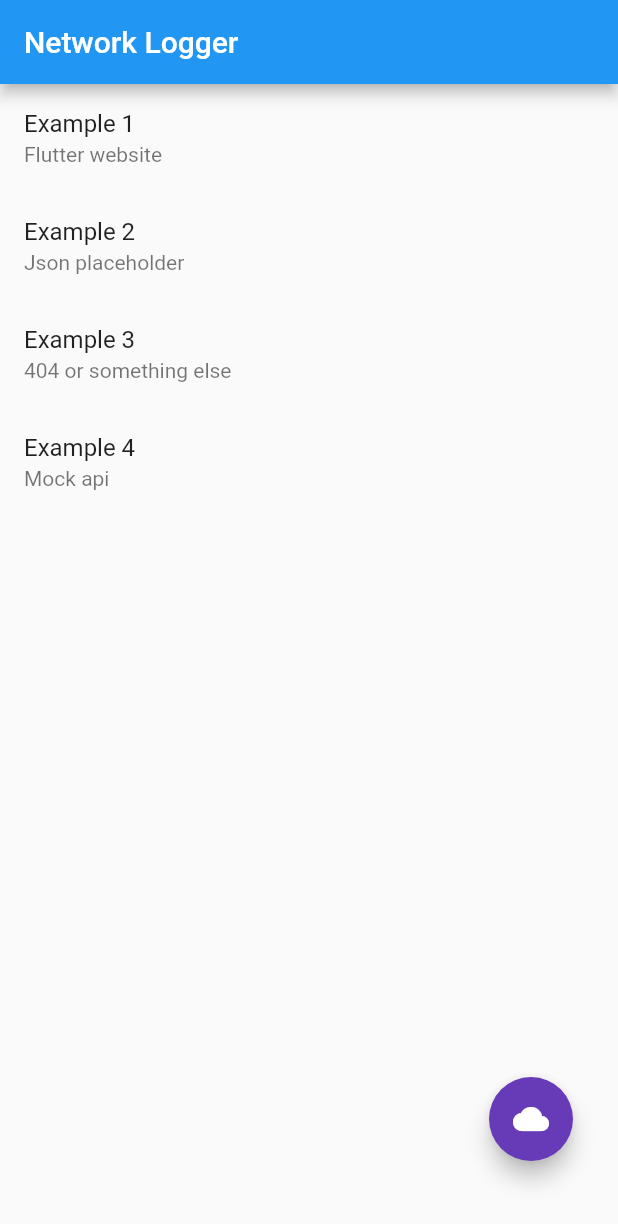
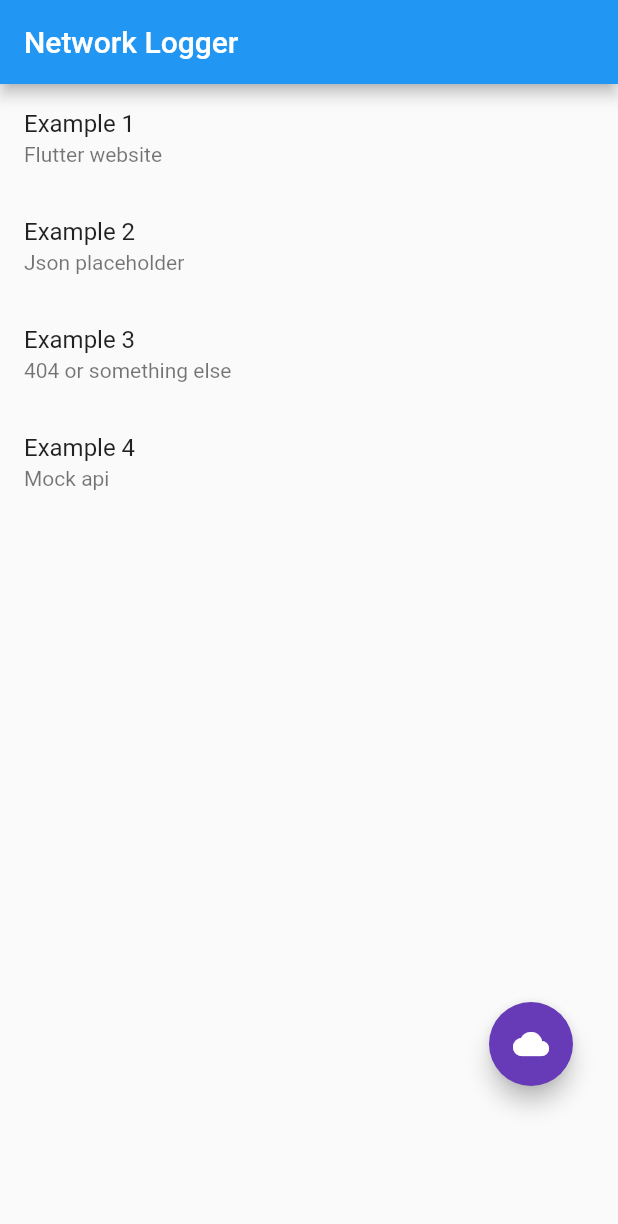
Before and after one commit to themisir/flutter-network-logger, a Flutter app: the screen it shows after launch, on a phone screen of 412 x 824 dp. Shown: the top 1224 px of the screen. Run offline on Flutter 3.47's test engine with Material 2 defaults, Android fonts, the phone set to English and light mode, and no system bars; our stand-ins replace dio.

Commit message:
feat:float btn position

```diff
--- a/lib/src/ui.dart
+++ b/lib/src/ui.dart
@@ -31,7 +31,7 @@ class NetworkLoggerOverlay extends StatelessWidget {
 
   @override
   Widget build(BuildContext context) {
-    return Positioned(right: 30, bottom: 50, child: NetworkLoggerButton());
+    return Positioned(right: 30, bottom: 100, child: NetworkLoggerButton());
   }
 }
 
```
